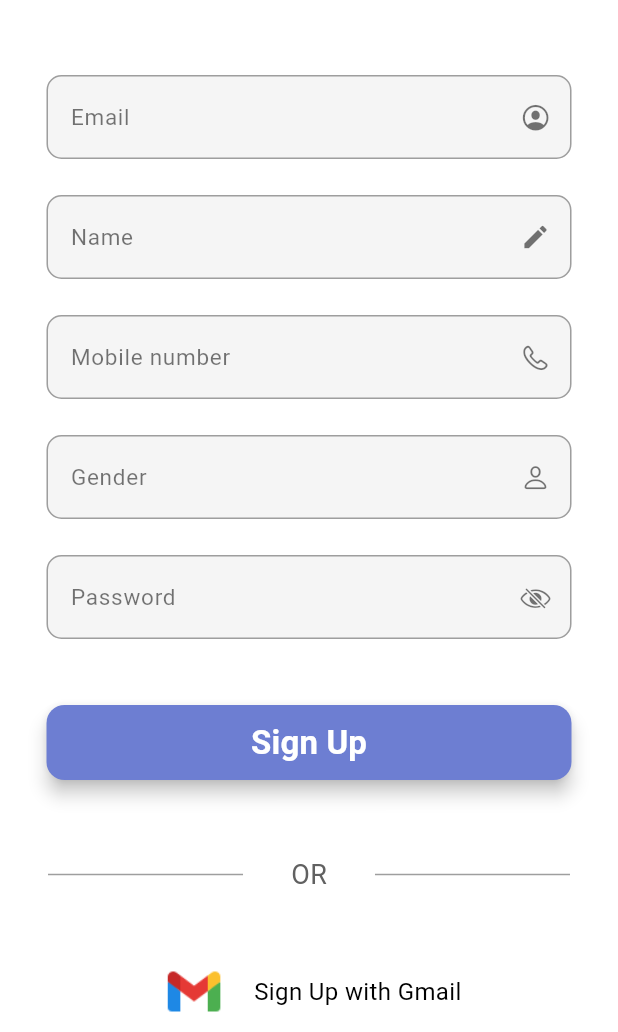
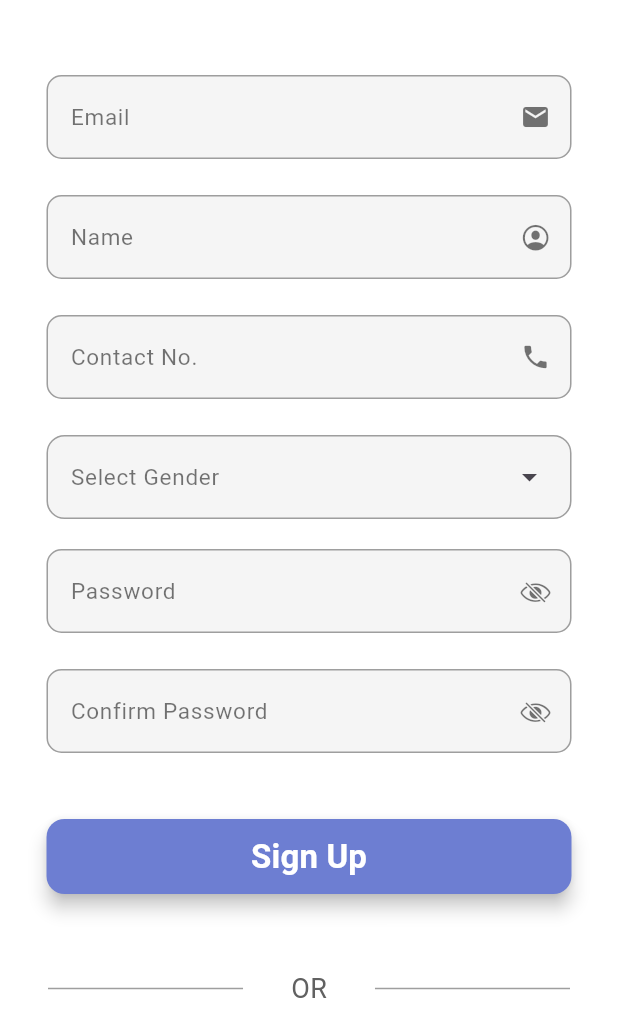
Before and after one commit to Meenal1818/expense_app_395, a Flutter app: the SignUpPage screen opened by its route, on a phone screen of 412 x 824 dp, the part 204-1236 px from its top. Run offline on Flutter 3.47's test engine with Material 3 defaults, Android fonts, the phone set to English and light mode, and no system bars; our stand-ins replace bloc, flutter_bloc, shared_preferences, sqflite; accounts and stored records are empty.

Commit message:
complete login,signUp and add Ui helper

```diff
--- a/lib/on_boarding_page/login_page.dart
+++ b/lib/on_boarding_page/login_page.dart
@@ -163,7 +163,7 @@ class _LoginPageState extends State<LoginPage> {
                     if(state is UserSuccessState){
                       isLoading=false;
                       Navigator.pushReplacementNamed(context, AppRoutes.bottomBar);
-                      ScaffoldMessenger.of(context).showSnackBar(SnackBar(content: Text('Login Successfully!!'),backgroundColor: Colors.green,));
+                      ScaffoldMessenger.of(context).showSnackBar(SnackBar(content: Text('Logged in Successfully!!'),backgroundColor: Colors.green,));
                     }
                     if(state is UserFailureState){
                       isLoading=false;
@@ -175,10 +175,14 @@ class _LoginPageState extends State<LoginPage> {
                   builder: (context,state){
                     return ElevatedButton(
                       onPressed: () {
-                        isLogin = true;
-                        context.read<UserBloc>().add(LoginUserEvent(
-                            email: emailController.text.trim() ,
-                            password: passwordController.text.trim()));
+                        if(formKey.currentState!.validate()){
+                          isLogin = true;
+                          context.read<UserBloc>().add(
+                            LoginUserEvent(email: emailController.text.trim(),
+                                password: passwordController.text.trim()),
+                          );
+                        }
+
 
                       },
                       style: ElevatedButton.styleFrom(
--- a/lib/on_boarding_page/sign_up_page.dart
+++ b/lib/on_boarding_page/sign_up_page.dart
@@ -6,6 +6,7 @@ import '../bloc/user_bloc.dart';
 import '../bloc/user_event.dart';
 import '../bloc/user_state.dart';
 import '../models/user_model.dart';
+import '../utils/ui_helper/signUpTextFieldStyle.dart';
 
 class SignUpPage extends StatefulWidget {
   const SignUpPage({super.key});
@@ -15,19 +16,28 @@ class SignUpPage extends StatefulWidget {
 }
 
 class _SignUpPageState extends State<SignUpPage> {
-  bool isLoading = false;
-
-  @override
-  Widget build(BuildContext context) {
   TextEditingController emailController = TextEditingController();
   TextEditingController passwordController = TextEditingController();
   TextEditingController nameController = TextEditingController();
   TextEditingController mobNoController = TextEditingController();
-    TextEditingController genderController = TextEditingController();
+  TextEditingController confirmPassController = TextEditingController();
+  GlobalKey<FormState>signUpKey=GlobalKey<FormState>();
+  bool isLoading = false;
+  bool _obscureText=true;
+ bool _confirmObscureText=true;
+  String selectedGender= '';
+  bool _isSelected=false;
+
+
+  List<String> gender=['Male','Female','Other'];
+  @override
+  Widget build(BuildContext context) {
 
     return Scaffold(
       backgroundColor: Colors.white,
       body: SingleChildScrollView(
+        child: Form(
+          key: signUpKey,
           child: Column(
             children: [
               SizedBox(height: 100),
@@ -46,12 +56,135 @@ class _SignUpPageState extends State<SignUpPage> {
               SizedBox(
                 width: 350,
                 height: 80,
-              child: TextField(
+                child: TextFormField(
                   keyboardType: TextInputType.text,
                   controller: emailController,
+                  validator: (value){
+                    RegExp emailRegex = RegExp(r"^[\w-\.]+@([\w-]+\.)+[\w-]{2,4}$");
+                    if(value==null || value.isEmpty){
+                      return 'Please enter email here...';
+                    } else if(!emailRegex.hasMatch(value)) {
+                      return 'Please enter valid email';
+                    }else{
+                      return null;
+                    }
+                  },
+                  decoration: SignUpTextFieldStyle().textFieldDecoration(
+                      label: 'Email', hint: 'Enter your email...', icon: Icons.email),
+                ),
+              ),
+
+              SizedBox(
+                width: 350,
+                height: 80,
+                child: TextFormField(
+                  keyboardType: TextInputType.text,
+                  controller: nameController,
+                  validator: (value){
+                    if(value==null || value.isEmpty){
+                      return 'Please enter name here...';
+                    }else{
+                      return null;
+                    }
+                  },
+                  decoration:  SignUpTextFieldStyle().textFieldDecoration(
+                      label: 'Name', hint: 'Enter your name...', icon: CupertinoIcons.profile_circled),
+                ),
+              ),
+              SizedBox(
+                width: 350,
+                height: 80,
+                child: TextFormField(
+                  keyboardType: TextInputType.number,
+                  controller: mobNoController,
+                  validator: (value){
+                    RegExp contactRegex = RegExp(r'^[6-9]\d{9}$');
+
+                      if (value == null || value.trim().isEmpty) {
+                        return 'Enter your contact number...';
+                      }
+                      // Match: +91 followed by space and 10-digit Indian number
+                    else if (!contactRegex.hasMatch(value.trim())) {
+                      return 'Enter a valid 10-digit number';
+                    }
+                    else{
+                      return null;
+                    }
+                  },
+                  decoration: SignUpTextFieldStyle().textFieldDecoration(
+                    prefix: '+91 ',
+                      label: 'Contact No.', hint: 'Enter your contact number...', icon: Icons.phone),
+                ),
+              ),
+
+              DropdownMenu(
+                width:350,
+                  inputDecorationTheme: InputDecorationTheme(
+                    filled: true,
+                    fillColor: Colors.grey[100],
+                    labelStyle: TextStyle(color: Colors.black54, fontSize: 15),
+                    border: OutlineInputBorder(
+                      borderRadius: BorderRadius.circular(12),
+                      borderSide: const BorderSide(
+                        color: Colors.grey,
+                      ),
+                    ),
+                    enabledBorder: OutlineInputBorder(
+                      borderRadius: BorderRadius.circular(12),
+                      borderSide: const BorderSide(
+                        color: Colors.grey,
+                      ),
+                    ),
+                    focusedBorder: OutlineInputBorder(
+                      borderRadius: BorderRadius.circular(12),
+                      borderSide: const BorderSide(
+                        color: Colors.grey,
+                        width: 2,
+                      ),
+                    ),
+                  ),
+
+                  errorText: _isSelected && (selectedGender=='' || selectedGender.isEmpty)?'Please select gender...'
+                      :null,
+                  label: Text('Select Gender'),
+                  initialSelection: selectedGender ,
+                  onSelected: (value){
+                    setState(() {
+                      selectedGender=value!;
+                    });
+                  },
+
+                  dropdownMenuEntries: gender.map((e){
+                return DropdownMenuEntry(value: e, label: e);
+              }).toList() ),
+
+
+              SizedBox(height: 20,),
+              SizedBox(
+                width: 350,
+                height: 80,
+                child: TextFormField(
+                  keyboardType: TextInputType.text,
+                  controller: passwordController,
+                  obscureText: _obscureText,
+                  validator: (value){
+                    RegExp passRegex = RegExp(
+                        r'^(?=.*[a-z])(?=.*[A-Z])(?=.*\d)(?=.*[@$!%*?&])[A-Za-z\d@$!%*?&]{8,}$'
+                    );
+                    if(value==null || value.isEmpty){
+                      return 'Please enter password here...';
+                    } else if (!passRegex.hasMatch(value)) {
+                      return 'Password must be 8+ chars,\ninclude upper, lower, number & symbol';
+                    }
+                    else{
+                      return null;
+                    }
+                  },
                   decoration: InputDecoration(
-                  labelText: 'Email',
+                    labelText: 'Password',
                     labelStyle: TextStyle(color: Colors.black54, fontSize: 15),
+                    hintText: 'Enter your password...',
+                    hintStyle: TextStyle(color: Colors.black54, fontSize: 15),
                     filled: true,
                     fillColor: Colors.grey.shade100,
                     border: OutlineInputBorder(
@@ -66,10 +199,17 @@ class _SignUpPageState extends State<SignUpPage> {
                       borderSide: BorderSide(color: Colors.grey), // same as enabled
                       borderRadius: BorderRadius.circular(10),
                     ),
-                  suffixIcon: Icon(
-                    CupertinoIcons.profile_circled,
+                    suffixIcon: GestureDetector(
+                      onTap: () {
+                        setState(() {
+                          _obscureText = !_obscureText;
+                        });
+                      },
+                      child: Icon(
+                        _obscureText ? CupertinoIcons.eye_slash : CupertinoIcons.eye,
                         size: 20,
                         color: Colors.black54,
+                      ),
                     ),
                   ),
                 ),
@@ -78,12 +218,25 @@ class _SignUpPageState extends State<SignUpPage> {
               SizedBox(
                 width: 350,
                 height: 80,
-              child: TextField(
+                child: TextFormField(
                   keyboardType: TextInputType.text,
-                controller: nameController,
+                  controller: confirmPassController,
+                  obscureText: _confirmObscureText,
+                  validator: (value){
+                    if(value==null || value.isEmpty){
+                      return 'Enter your password again...';
+                    }
+                    else if(value != passwordController.text){
+                      return 'Password is not same';
+                    } else{
+                      return null;
+                    }
+                  },
                   decoration: InputDecoration(
-                  labelText: 'Name',
+                    labelText: 'Confirm Password',
                     labelStyle: TextStyle(color: Colors.black54, fontSize: 15),
+                    hintText: 'Confirm your password...',
+                    hintStyle: TextStyle(color: Colors.black54, fontSize: 15),
                     filled: true,
                     fillColor: Colors.grey.shade100,
                     border: OutlineInputBorder(
@@ -98,105 +251,17 @@ class _SignUpPageState extends State<SignUpPage> {
                       borderSide: BorderSide(color: Colors.grey), // same as enabled
                       borderRadius: BorderRadius.circular(10),
                     ),
-                  suffixIcon: Icon(
-                    Icons.edit,
+                    suffixIcon: GestureDetector(
+                      onTap: () {
+                        setState(() {
+                          _confirmObscureText = !_confirmObscureText;
+                        });
+                      },
+                      child: Icon(
+                        _confirmObscureText ? CupertinoIcons.eye_slash : CupertinoIcons.eye,
                         size: 20,
                         color: Colors.black54,
                       ),
-                ),
-              ),
-            ),
-            SizedBox(
-              width: 350,
-              height: 80,
-              child: TextField(
-                keyboardType: TextInputType.number,
-                controller: mobNoController,
-                decoration: InputDecoration(
-                  labelText: 'Mobile number',
-                  labelStyle: TextStyle(color: Colors.black54, fontSize: 15),
-                  filled: true,
-                  fillColor: Colors.grey.shade100,
-                  border: OutlineInputBorder(
-                    borderSide: BorderSide(color: Colors.grey),
-                    borderRadius: BorderRadius.circular(10),
-                  ),
-                  enabledBorder: OutlineInputBorder(
-                    borderSide: BorderSide(color: Colors.grey),
-                    borderRadius: BorderRadius.circular(10),
-                  ),
-                  focusedBorder: OutlineInputBorder(
-                    borderSide: BorderSide(color: Colors.grey), // same as enabled
-                    borderRadius: BorderRadius.circular(10),
-                  ),
-                  suffixIcon: Icon(
-                    CupertinoIcons.phone,
-                    size: 20,
-                    color: Colors.black54,
-                  ),
-                ),
-              ),
-            ),
-            SizedBox(
-              width: 350,
-              height: 80,
-              child: TextField(
-                keyboardType: TextInputType.text,
-                controller: genderController,
-                decoration: InputDecoration(
-                  labelText: 'Gender',
-                  labelStyle: TextStyle(color: Colors.black54, fontSize: 15),
-                  filled: true,
-                  fillColor: Colors.grey.shade100,
-                  border: OutlineInputBorder(
-                    borderSide: BorderSide(color: Colors.grey),
-                    borderRadius: BorderRadius.circular(10),
-                  ),
-                  enabledBorder: OutlineInputBorder(
-                    borderSide: BorderSide(color: Colors.grey),
-                    borderRadius: BorderRadius.circular(10),
-                  ),
-                  focusedBorder: OutlineInputBorder(
-                    borderSide: BorderSide(color: Colors.grey), // same as enabled
-                    borderRadius: BorderRadius.circular(10),
-                  ),
-                  suffixIcon: Icon(
-                    CupertinoIcons.person,
-                    size: 20,
-                    color: Colors.black54,
-                  ),
-                ),
-              ),
-            ),
-
-            SizedBox(
-              width: 350,
-              height: 80,
-              child: TextField(
-                keyboardType: TextInputType.visiblePassword,
-                controller: passwordController,
-                obscureText: true,
-                decoration: InputDecoration(
-                  labelText: 'Password',
-                  labelStyle: TextStyle(color: Colors.black54, fontSize: 15),
-                  filled: true,
-                  fillColor: Colors.grey.shade100,
-                  border: OutlineInputBorder(
-                    borderSide: BorderSide(color: Colors.grey),
-                    borderRadius: BorderRadius.circular(10),
-                  ),
-                  enabledBorder: OutlineInputBorder(
-                    borderSide: BorderSide(color: Colors.grey),
-                    borderRadius: BorderRadius.circular(10),
-                  ),
-                  focusedBorder: OutlineInputBorder(
-                    borderSide: BorderSide(color: Colors.grey), // same as enabled
-                    borderRadius: BorderRadius.circular(10),
-                  ),
-                  suffixIcon: Icon(
-                    CupertinoIcons.eye_slash,
-                    size: 20,
-                    color: Colors.black54,
                     ),
                   ),
                 ),
@@ -229,18 +294,23 @@ class _SignUpPageState extends State<SignUpPage> {
                     builder: (context, state) {
                       return ElevatedButton(
                         onPressed: () {
+                          setState(() {
+                            _isSelected = true;
+                          });
                           // Add your sign up logic here
-
                           UserModel user = UserModel(
                               name: nameController.text,
                               email: emailController.text.trim(),
                               pass: passwordController.text.trim(),
                               mobNo: mobNoController.text.trim(),
-                            gender: genderController.text.trim(),
+                              gender: selectedGender,
                               createdAt: DateTime.now().millisecondsSinceEpoch.toString());
+                          if(signUpKey.currentState!.validate()){
+
 
                             context.read<UserBloc>().add(RegisterUserEvent(user: user));
 
+                          }
                         },
                         style: ElevatedButton.styleFrom(
                           backgroundColor: Color(0XFF6D7ED2),
@@ -340,6 +410,7 @@ class _SignUpPageState extends State<SignUpPage> {
             ],
           ),
         ),
+      ),
     );
   }
 }
--- /dev/null
+++ b/lib/utils/ui_helper/signUpTextFieldStyle.dart
@@ -0,0 +1,37 @@
+import 'package:flutter/cupertino.dart';
+import 'package:flutter/material.dart';
+
+class SignUpTextFieldStyle{
+  InputDecoration textFieldDecoration(
+  {required String label,required String hint,required IconData icon,String prefix=''}
+
+      ){
+    return InputDecoration(
+      prefixText: prefix,
+      prefixStyle: TextStyle(color: Colors.black, fontSize: 15),
+      labelText: label,
+      labelStyle: TextStyle(color: Colors.black54, fontSize: 15),
+      hintText: hint,
+      hintStyle: TextStyle(color: Colors.black54, fontSize: 15),
+      filled: true,
+      fillColor: Colors.grey.shade100,
+      border: OutlineInputBorder(
+        borderSide: BorderSide(color: Colors.grey),
+        borderRadius: BorderRadius.circular(10),
+      ),
+      enabledBorder: OutlineInputBorder(
+        borderSide: BorderSide(color: Colors.grey),
+        borderRadius: BorderRadius.circular(10),
+      ),
+      focusedBorder: OutlineInputBorder(
+        borderSide: BorderSide(color: Colors.grey), // same as enabled
+        borderRadius: BorderRadius.circular(10),
+      ),
+      suffixIcon: Icon(
+        icon,
+        size: 20,
+        color: Colors.black54,
+      ),
+    );
+  }
+}
```
Lines whose indentation alone changed are shown as unchanged.
